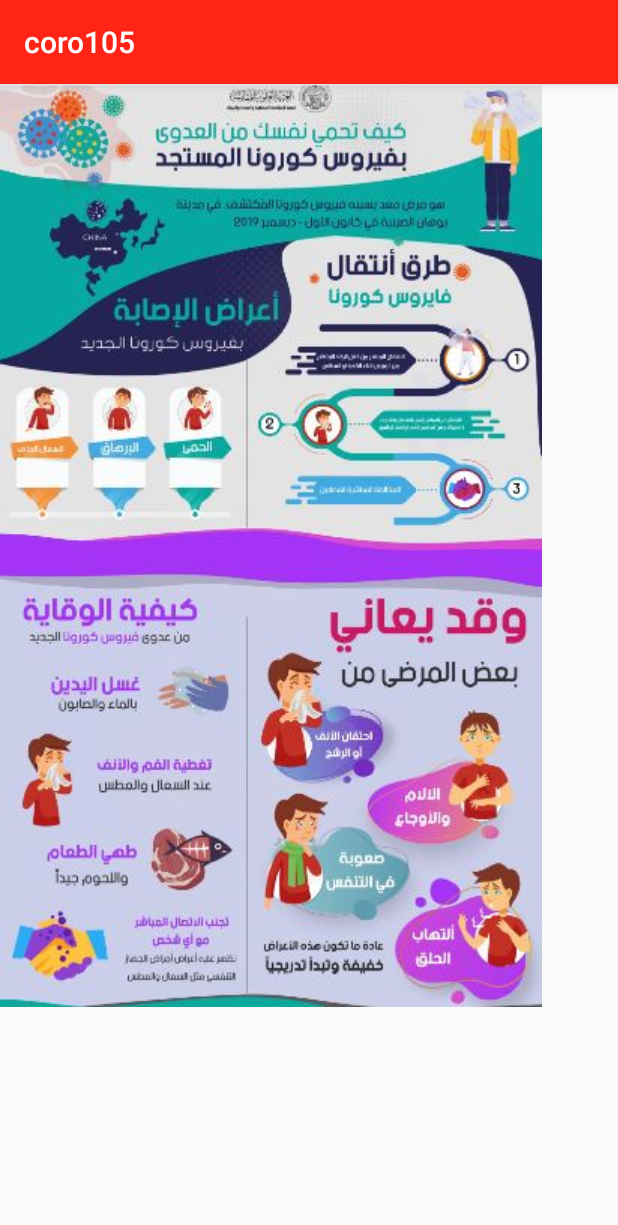
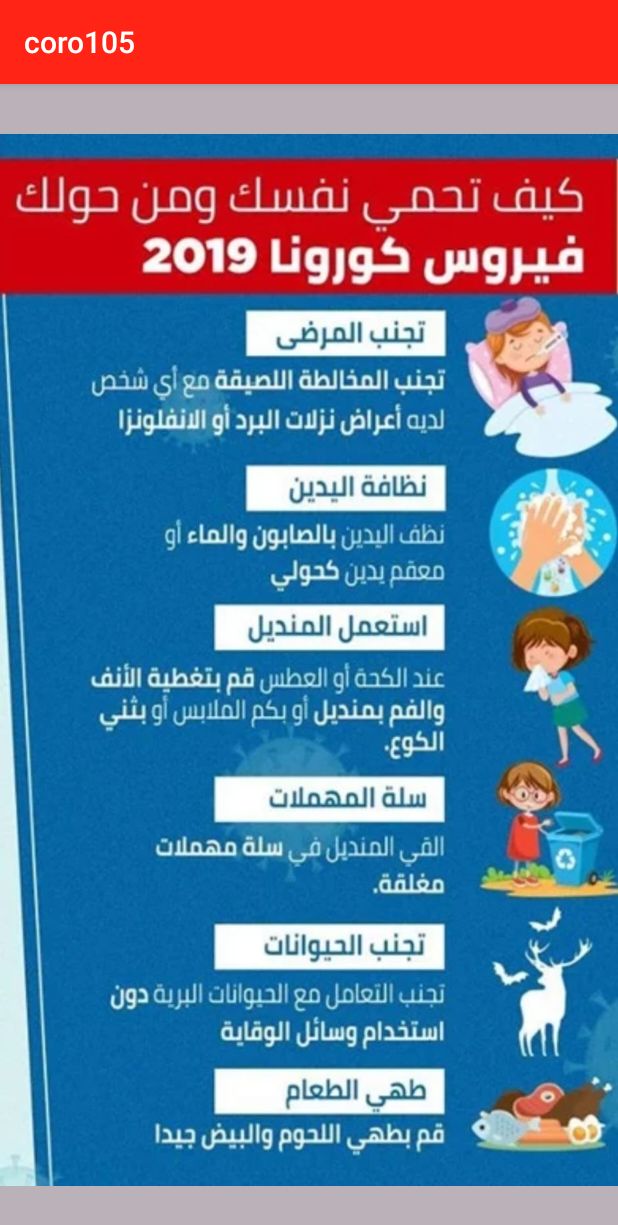
Before and after one commit to MohamedSobhyDeveloper/coro105, an Android app: the screen it shows after launch (SplashActivity), on a phone screen of 412 x 824 dp. Shown: the top 1225 px of the screen. Run offline under Robolectric (Android 15) with nearby library versions, the phone set to English and light mode, and no system bars.

Commit message:
first commit

```diff
--- a/app/src/main/res/layout/activity_splash.xml
+++ b/app/src/main/res/layout/activity_splash.xml
@@ -11,7 +11,7 @@
     <ImageView
         android:layout_width="match_parent"
         android:layout_height="match_parent"
-        android:src="@drawable/corosplash"
+        android:src="@drawable/splahapp"
 
         />
 
```
Also changed, not shown: app/src/main/res/drawable/splahapp.jpg (added).
